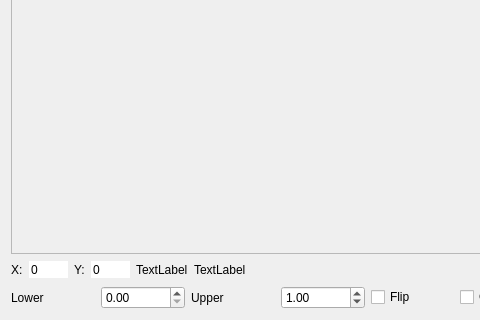
First picture: the form in gui/ui/imageviewer.ui, repository apitrace/apitrace, before the edit; both pictures show x 0 to 480 and y 309 to 629 of the 825 by 629 pixel window.
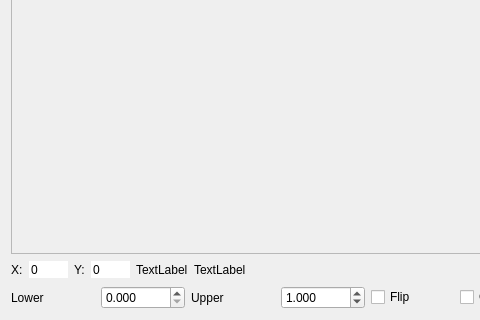
Second picture: the form after the edit.

Commit message: gui: Increase to 3 decimals on image upper/lower spin boxes.

What changed in the file:
```diff
--- a/gui/ui/imageviewer.ui
+++ b/gui/ui/imageviewer.ui
@@ -141,6 +141,9 @@
      </item>
      <item>
       <widget class="QDoubleSpinBox" name="lowerSpinBox">
+       <property name="decimals">
+        <number>3</number>
+       </property>
        <property name="singleStep">
         <double>0.050000000000000</double>
        </property>
@@ -155,6 +158,9 @@
      </item>
      <item>
       <widget class="QDoubleSpinBox" name="upperSpinBox">
+       <property name="decimals">
+        <number>3</number>
+       </property>
        <property name="singleStep">
         <double>0.050000000000000</double>
        </property>
```
